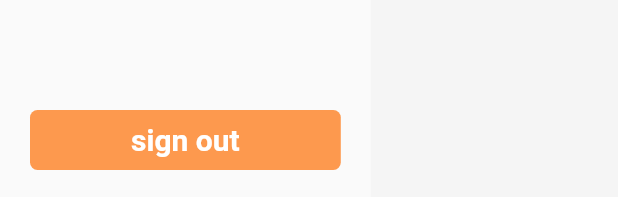
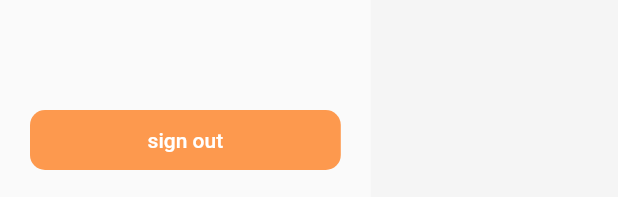
Before and after one commit to MostafaBastawy/Food_Admin, a Flutter app: the DefaultDrawer widget shown alone on an empty page, opened directly, on a phone screen of 412 x 824 dp. Shown: the part 1036-1233 px from the top of the screen. Run offline on Flutter 3.47's test engine with Material 2 defaults, Android fonts, the phone set to English and light mode, and no system bars; our stand-ins replace bloc, cloud_firestore, conditional_builder_null_safety, firebase_auth, firebase_core, flutter_bloc and 3 more; accounts and stored records are empty; network calls fail.

Commit message:
updating products and categories

```diff
--- a/lib/cubit/cubit.dart
+++ b/lib/cubit/cubit.dart
@@ -1,5 +1,6 @@
 import 'package:bloc/bloc.dart';
 import 'package:cloud_firestore/cloud_firestore.dart';
+import 'package:flutter/material.dart';
 import 'package:flutter_bloc/flutter_bloc.dart';
 import 'package:food_admin_interface/cubit/states.dart';
 import 'package:food_admin_interface/models/category_model.dart';
@@ -75,4 +76,6 @@ class AppCubit extends Cubit<AppStates> {
       emit(AppGetCategoriesSuccessState());
     });
   }
+
+  void doNothing(BuildContext context) {}
 }
--- a/lib/shared/components/default_button.dart
+++ b/lib/shared/components/default_button.dart
@@ -4,17 +4,19 @@ class DefaultButton extends StatelessWidget {
   Function onPressed;
   String labelText;
   Color color;
-  DefaultButton(
-      {Key? key,
-      required this.onPressed,
-      required this.labelText,
-      required this.color})
-      : super(key: key);
+  double? height = 55;
+  DefaultButton({
+    Key? key,
+    required this.onPressed,
+    required this.labelText,
+    required this.color,
+    this.height,
+  }) : super(key: key);
 
   @override
   Widget build(BuildContext context) {
     return Container(
-      height: 55.0,
+      height: height,
       width: double.infinity,
       decoration: BoxDecoration(
         color: color,
@@ -26,7 +28,9 @@ class DefaultButton extends StatelessWidget {
         },
         child: Text(
           labelText,
-          style: const TextStyle(color: Colors.white),
+          style: const TextStyle(
+            color: Colors.white,
+          ),
         ),
       ),
     );
--- a/lib/shared/components/default_drawer.dart
+++ b/lib/shared/components/default_drawer.dart
@@ -6,6 +6,7 @@ import 'package:food_admin_interface/modules/authentication_screen/authenticatio
 import 'package:food_admin_interface/modules/authentication_screen/authentication_states.dart';
 import 'package:food_admin_interface/modules/home_layout_screen.dart';
 import 'package:food_admin_interface/modules/menu_screen.dart';
+import 'package:food_admin_interface/shared/components/default_button.dart';
 import 'package:food_admin_interface/shared/components/navigator.dart';
 import 'package:food_admin_interface/shared/components/show_toaster.dart';
 import 'package:food_admin_interface/shared/constants.dart';
@@ -209,26 +210,13 @@ class DefaultDrawer extends StatelessWidget {
                   builder: (BuildContext context) => Padding(
                     padding: const EdgeInsetsDirectional.only(
                         bottom: 20.0, start: 20.0, end: 20.0),
-                    child: Container(
+                    child: DefaultButton(
+                      labelText: 'sign out',
+                      onPressed: () {
+                        AppAuthenticationCubit.get(context).userSignOut();
+                      },
+                      color: defaultColor,
                       height: 40.0,
-                      width: double.infinity,
-                      decoration: BoxDecoration(
-                        color: defaultColor,
-                        borderRadius: BorderRadius.circular(5.0),
-                      ),
-                      child: TextButton(
-                        onPressed: () {
-                          AppAuthenticationCubit.get(context).userSignOut();
-                        },
-                        child: const Text(
-                          'sign out',
-                          style: TextStyle(
-                            color: Colors.white,
-                            fontWeight: FontWeight.bold,
-                            fontSize: 20.0,
-                          ),
-                        ),
-                      ),
                     ),
                   ),
                   fallback: (BuildContext context) => const Center(
```
Also changed, not shown: lib/main.dart (+7 -6 lines), lib/modules/add_new_category.dart (added, +37 -0 lines), lib/modules/add_new_item.dart (added, +15 -0 lines), lib/modules/menu_screen.dart (+42 -35 lines), lib/shared/components/slider.dart (deleted, +0 -139 lines).
